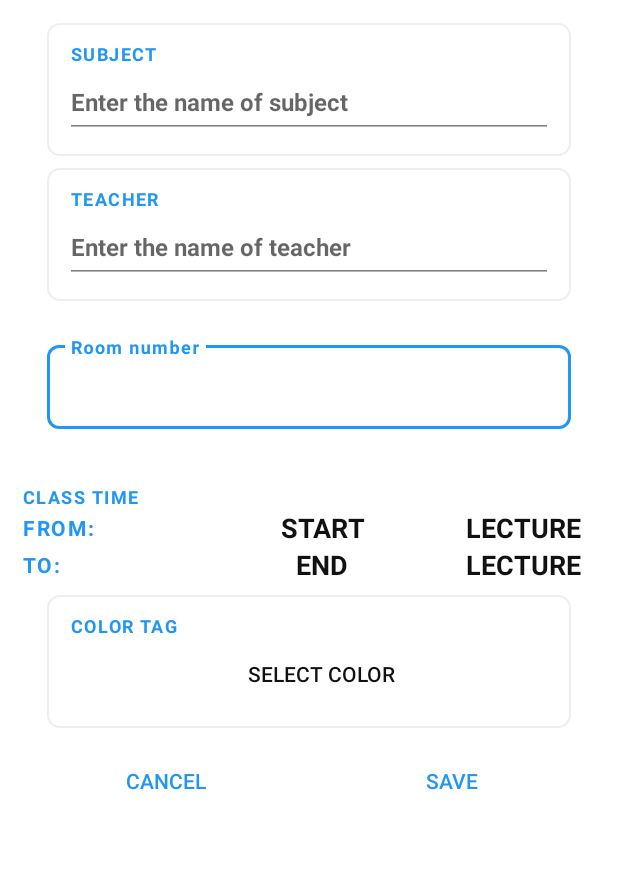
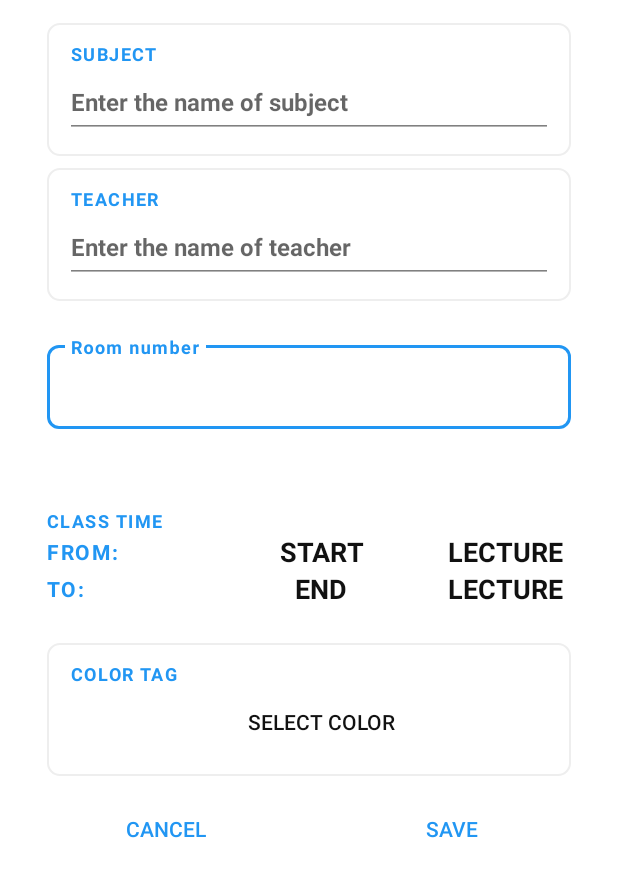
Before and after one commit to hari1412/Staytune-Timely, an Android app: the layout dialog_add_subject.xml on its own in the app's theme, with its tools: preview values and no code run, on a phone screen of 412 x 824 dp. Shown: the top 877 px of the screen. Run offline under Robolectric (Android 15) with nearby library versions, the phone set to English and light mode, and no system bars.

Commit message:
Timely App

```diff
--- a/app/src/main/java/com/buenatech/staytune/fragments/AddSubjectBottomDialogFragment.java
+++ b/app/src/main/java/com/buenatech/staytune/fragments/AddSubjectBottomDialogFragment.java
@@ -54,7 +54,8 @@ public class AddSubjectBottomDialogFragment extends BottomSheetDialogFragment {
             int end = WeekUtils.getMatchingScheduleEnd(timeto, getContext());
             if (start == end) {
                 time.setText(start + ". " + getContext().getString(R.string.lesson));
-            } else {
+            }
+            else {
                 time.setText(start + ".-" + end + ". " + getContext().getString(R.string.lesson));
             }
         }
--- a/app/src/main/java/com/buenatech/staytune/model/Exam.java
+++ b/app/src/main/java/com/buenatech/staytune/model/Exam.java
@@ -1,8 +1,6 @@
 package com.buenatech.staytune.model;
 
-/**
- * Created by Ulan on 07.12.2018.
- */
+
 public class Exam {
     private String subject, teacher, time, date, room;
     private int id, color;
--- a/app/src/main/java/com/buenatech/staytune/model/Homework.java
+++ b/app/src/main/java/com/buenatech/staytune/model/Homework.java
@@ -1,8 +1,6 @@
 package com.buenatech.staytune.model;
 
-/**
- * Created by Ulan on 21.09.2018.
- */
+
 public class Homework {
     private String subject, description, date;
     private int id, color;
--- a/app/src/main/java/com/buenatech/staytune/model/Note.java
+++ b/app/src/main/java/com/buenatech/staytune/model/Note.java
@@ -3,9 +3,7 @@ package com.buenatech.staytune.model;
 
 import java.io.Serializable;
 
-/**
- * Created by Ulan on 28.09.2018.
- */
+
 public class Note implements Serializable {
     private String title, text = "";
     private int id, color;
--- a/app/src/main/java/com/buenatech/staytune/model/Teacher.java
+++ b/app/src/main/java/com/buenatech/staytune/model/Teacher.java
@@ -1,8 +1,6 @@
 package com.buenatech.staytune.model;
 
-/**
- * Created by Ulan on 07.10.2018.
- */
+
 public class Teacher {
     private String name, post, phonenumber, email;
     private int id, color;
--- a/app/src/main/java/com/buenatech/staytune/model/Week.java
+++ b/app/src/main/java/com/buenatech/staytune/model/Week.java
@@ -2,9 +2,6 @@ package com.buenatech.staytune.model;
 
 import org.jetbrains.annotations.NotNull;
 
-/**
- * Created by Ulan on 07.09.2018.
- */
 public class Week {
 
     private String subject, fragment, teacher, room, fromtime, totime, time;
--- a/app/src/main/java/com/buenatech/staytune/utils/AlertDialogsHelper.java
+++ b/app/src/main/java/com/buenatech/staytune/utils/AlertDialogsHelper.java
@@ -526,7 +526,6 @@ public class AlertDialogsHelper {
         Button submit = alertLayout.findViewById(R.id.save);
         alert.setView(alertLayout);
         final AlertDialog dialog = alert.create();
-
         //Preselection
         FloatingActionButton fab = activity.findViewById(R.id.fab);
         fab.setOnClickListener(view -> {
--- a/app/src/main/res/layout/dialog_add_subject.xml
+++ b/app/src/main/res/layout/dialog_add_subject.xml
@@ -153,10 +153,17 @@
 <!--            android:singleLine="true"-->
 <!--            android:textColor="?android:attr/textColorPrimary" />-->
 <!--    </LinearLayout>-->
+
+    <LinearLayout
+        android:layout_width="match_parent"
+        android:layout_height="wrap_content"
+        android:layout_margin="@dimen/activity_padding"
+        android:orientation="vertical">
    <TextView
         android:layout_width="match_parent"
         android:layout_height="wrap_content"
         android:text="@string/field_class_time"
+
         android:textAppearance="@style/Staytune.TextAppearance.Editor.Hint" />
 
     <LinearLayout
@@ -244,6 +251,7 @@
             android:textColor="?android:attr/textColorPrimary"
             android:textSize="18sp"
             android:textAppearance="@style/Staytune.TextAppearance.Editor.Value" />
+    </LinearLayout>
     </LinearLayout>
 
 
--- a/app/src/main/res/values/strings.xml
+++ b/app/src/main/res/values/strings.xml
@@ -48,7 +48,6 @@
     <string name="choose_date">Choose date</string>
     <string name="choose_color">Choose color</string>
     <string name="select">Select</string>
-
     <!-- Assignment Activity strings -->
     <string name="homework">Assignment</string>
     <string name="deadline_dialog">Deadline:</string>
--- a/app/src/main/res/values/styles.xml
+++ b/app/src/main/res/values/styles.xml
@@ -13,6 +13,7 @@
         <item name="android:textColorPrimary">@color/color_on_surface</item>
         <item name="android:textColorSecondary">@color/color_secondary_text</item>
         <item name="bottomSheetDialogTheme">@style/CustomBottomSheetDialog</item>
+        <item name="android:dialogCornerRadius">@dimen/nav_header_vertical_spacing</item>
 
     </style>
     <style name="AppTheme.Splash" parent="AppTheme.Light">
```
Also changed, not shown: app/src/main/java/com/buenatech/staytune/activities/MainActivity.java (+10 -14 lines).
